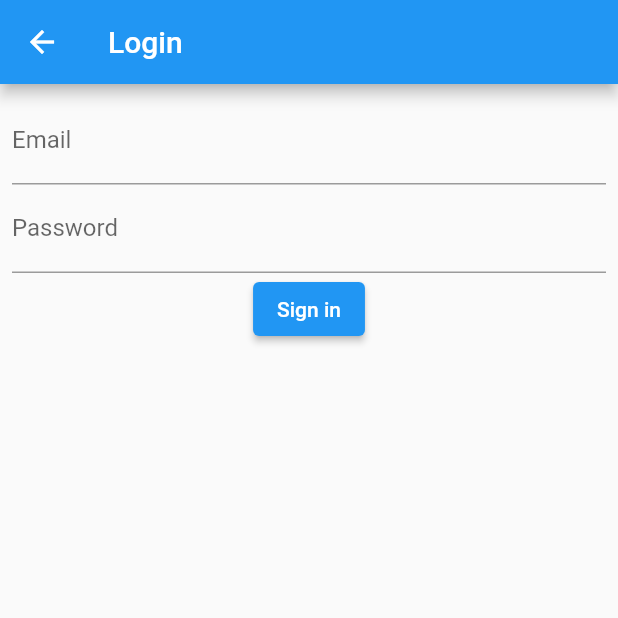
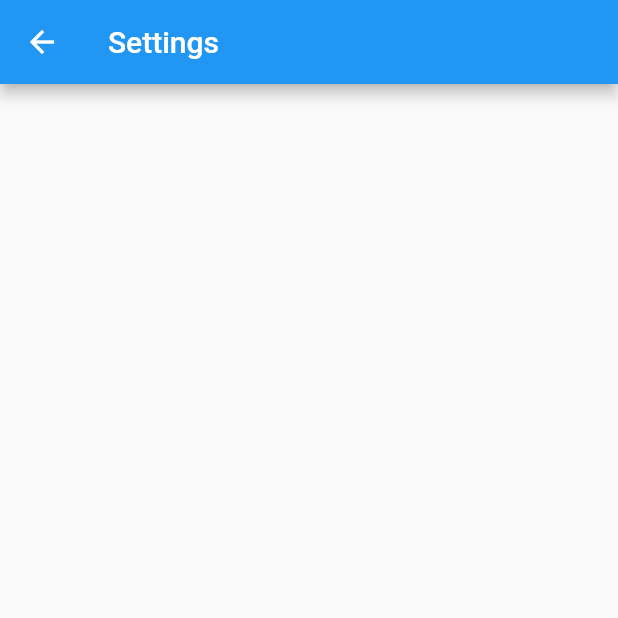
Before and after one commit to marawan1805/Travel-App, a Flutter app: the screen it shows after launch, in the side drawer, after a tap on "Settings", on a phone screen of 412 x 824 dp, the top half of it. Run offline on Flutter 3.47's test engine with Material 2 defaults, Android fonts, the phone set to English and light mode, and no system bars; our stand-ins replace carousel_slider, cloud_firestore, dots_indicator, firebase_auth, firebase_core, firebase_storage and 2 more; accounts and stored records are empty.

Commit message:
trying to add el settings

```diff
--- a/lib/routes.dart
+++ b/lib/routes.dart
@@ -1,5 +1,6 @@
 import 'package:flutter/material.dart';
 
+import '../screens/settings_screen.dart';
 import './screens/profile_screen.dart';
 import './screens/login_screen.dart';
 import './screens/signup_screen.dart';
@@ -16,4 +17,5 @@ final Map<String, WidgetBuilder> routes = {
       post: ModalRoute.of(context)!.settings.arguments as Post),
   '/create': (context) => CreatePostScreen(),
   '/account': (context) => Profile(),
+  '/settings':(context) => Settings(),
 };
--- a/lib/screens/home_screen.dart
+++ b/lib/screens/home_screen.dart
@@ -106,7 +106,7 @@ class HomeScreen extends StatelessWidget {
           ListTile(
             title: Text('Settings'),
             onTap: () {
-              Navigator.of(context).pushNamed('/login');
+              Navigator.of(context).pushNamed('/settings');
             },
           ),
         ],
--- /dev/null
+++ b/lib/screens/settings_screen.dart
@@ -0,0 +1,15 @@
+import 'package:flutter/material.dart';
+
+class Settings extends StatelessWidget {
+
+  @override
+  Widget build(BuildContext context) {
+    return Scaffold(
+      appBar: AppBar(
+        title: Text('Settings'),
+      ),
+
+      body: Container(),
+    );
+  }
+}
```
